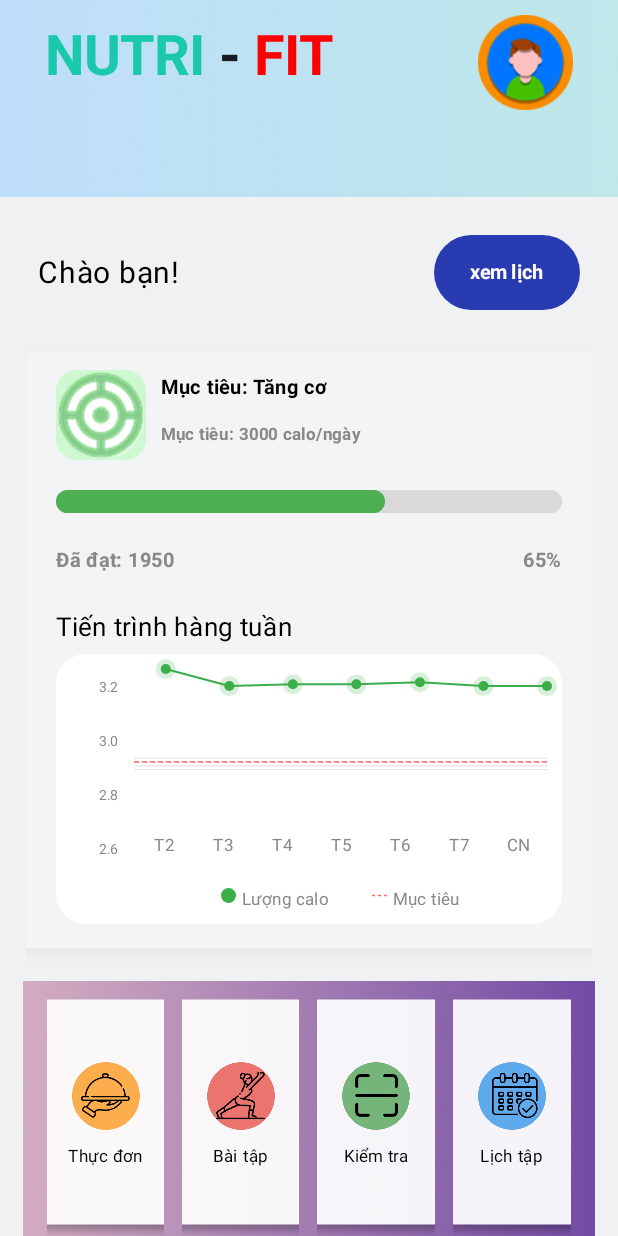
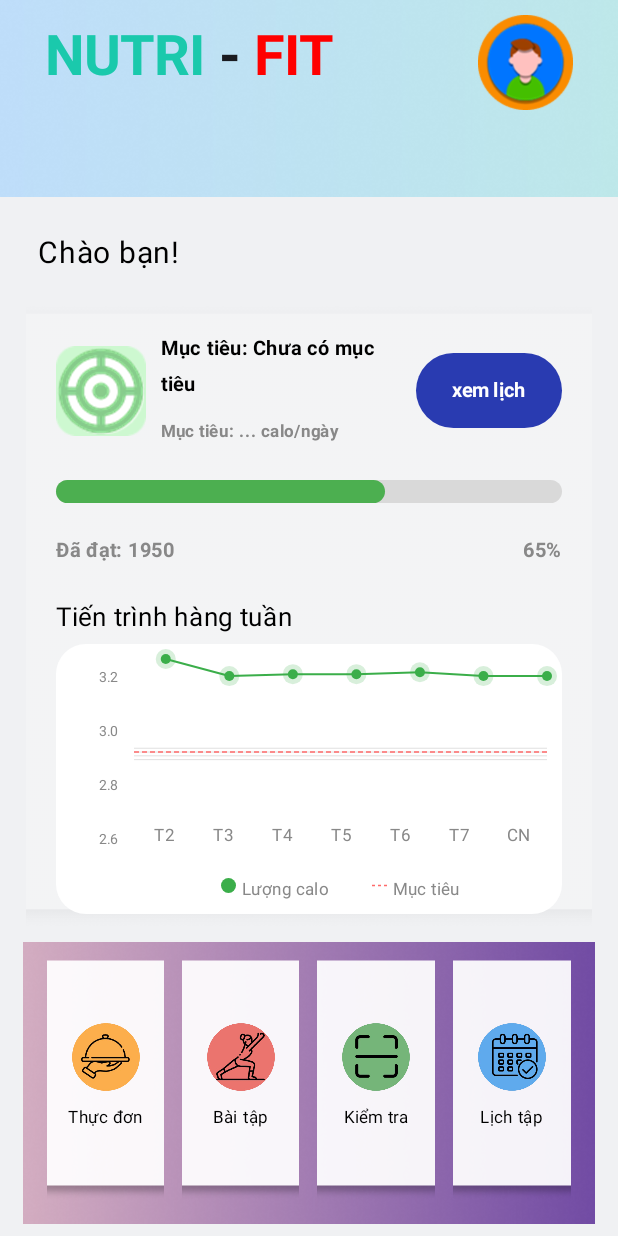
Before and after one commit to chi-trung/NUTRI-FIT, an Android app built with Jetpack Compose: the composable HomeScreen shown on its own in the app's theme, on a phone screen of 412 x 824 dp. Run offline under Robolectric (Android 15) with nearby library versions, the phone set to English and light mode, and no system bars; our stand-ins replace Firebase (no records; nobody signed in at launch, a user with empty details on screens opened directly).

Commit message:
update tinh calorieGoal & render ra homescreen

```diff
--- a/app/src/main/java/com/example/nutrifit/data/User.kt
+++ b/app/src/main/java/com/example/nutrifit/data/User.kt
@@ -8,5 +8,6 @@ data class User(
     val weight: String? = null,
     val age: String? = null,
     val gender: String? = null,
-    val goal: String? = null // Thêm trường mục tiêu
+    val goal: String? = null,
+    val calorieGoal: Int? = null // Thêm trường mục tiêu calo
 )
--- a/app/src/main/java/com/example/nutrifit/ui/screens/home/HomeScreen.kt
+++ b/app/src/main/java/com/example/nutrifit/ui/screens/home/HomeScreen.kt
@@ -140,16 +140,12 @@ fun HomeScreen(navController: NavController) {
                 }
             }
             // dong chu "chao ban!", co the thay doi thanh "chao (username)"
-            item {
+            item{
                 //khoang cach voi thanh phan o tren
                 Spacer(modifier = Modifier.height(25.dp))
-                // tao row de can le trai
-                Row(
-                    modifier = Modifier
-                        .fillMaxWidth()
-                        .padding(horizontal = 25.dp),
-                    verticalAlignment = Alignment.CenterVertically,
-                    horizontalArrangement = Arrangement.SpaceBetween
+                // tao column de can le trai
+                Column(
+                    modifier = Modifier.fillMaxWidth()
                 ) {
                     val greeting = when (val state = userState) {
                         is UserState.Success -> "Chào ${state.user.name}!"
@@ -159,22 +155,10 @@ fun HomeScreen(navController: NavController) {
                         text = greeting,
                         color = Color.Black,
                         fontSize = 20.sp,
+                        modifier = Modifier
+                            .align(Alignment.Start)
+                            .padding(start = 25.dp)
                     )
-                    Button(
-                        onClick = { navController.navigate("schedule") },
-                        modifier = Modifier
-                            .height(50.dp),
-                        colors = ButtonDefaults.buttonColors(
-                            containerColor = Color(0xFF293BB1)
-                        )
-                    ) {
-                        Text(
-                            "xem lịch",
-                            fontSize = 13.sp,
-                            color = Color.White,
-                            fontWeight = FontWeight.Bold
-                        )
-                    }
                 }
             }
 
@@ -197,7 +181,8 @@ fun HomeScreen(navController: NavController) {
                         Column(modifier = Modifier.fillMaxWidth()
                             .padding(top = 20.dp, start = 20.dp, end = 20.dp)) {
                             Row(
-                                modifier = Modifier.fillMaxWidth()
+                                modifier = Modifier.fillMaxWidth(),
+                                verticalAlignment = Alignment.CenterVertically
                             ) {
                                 Box() {
                                     Image(
@@ -221,22 +206,47 @@ fun HomeScreen(navController: NavController) {
                                     )
                                 }
                                 Spacer(modifier = Modifier.width(10.dp))
-                                Column() {
-                                    val userGoal = when (val state = userState) {
+                                Column(
+                                    modifier = Modifier.weight(1f)
+                                ) {
+                                    val userGoalText = when (val state = userState) {
                                         is UserState.Success -> state.user.goal ?: "Chưa có mục tiêu"
-                                        else -> "Tăng cơ"
+                                        else -> "Chưa có mục tiêu"
                                     }
                                     Text(
-                                        text = "Mục tiêu: $userGoal",
+                                        text = "Mục tiêu: $userGoalText",
                                         fontSize = 13.sp,
                                         color = Color.Black,
+                                        fontWeight = FontWeight.Bold,
+                                        maxLines = 2
+                                    )
+                                    Spacer(modifier = Modifier.height(7.dp))
+
+                                    val calorieGoalText = when (val state = userState) {
+                                        is UserState.Success -> state.user.calorieGoal?.toString() ?: "..."
+                                        else -> "..."
+                                    }
+
+                                    Text(
+                                        text = "Mục tiêu: $calorieGoalText calo/ngày",
+                                        fontSize = 11.sp,
+                                        color = Color.Gray,
                                         fontWeight = FontWeight.Bold
                                     )
-                                    Spacer(modifier = Modifier.height(7.dp))
+                                }
+                                Button(
+                                    onClick = { navController.navigate("schedule")},
+                                    modifier = Modifier
+                                        .height(50.dp)
+                                        .padding(start = 8.dp),
+                                    colors = ButtonDefaults.buttonColors(
+                                        containerColor = Color(0xFF293BB1)
+                                    )
+                                ) {
                                     Text(
-                                        text = "Mục tiêu: 3000 calo/ngày",
-                                        fontSize = 11.sp,
-                                        color = Color.Gray,
+                                        "xem lịch",
+                                        fontSize = 13.sp,
+                                        color = Color.White,
                                         fontWeight = FontWeight.Bold
                                     )
                                 }
@@ -1204,10 +1214,6 @@ fun HomeScreen(navController: NavController) {
 
 
 
-
-
-
-
                     }
                 }
 
```
Also changed, not shown: app/src/main/java/com/example/nutrifit/viewmodel/ProfileViewModel.kt (+57 -3 lines).
